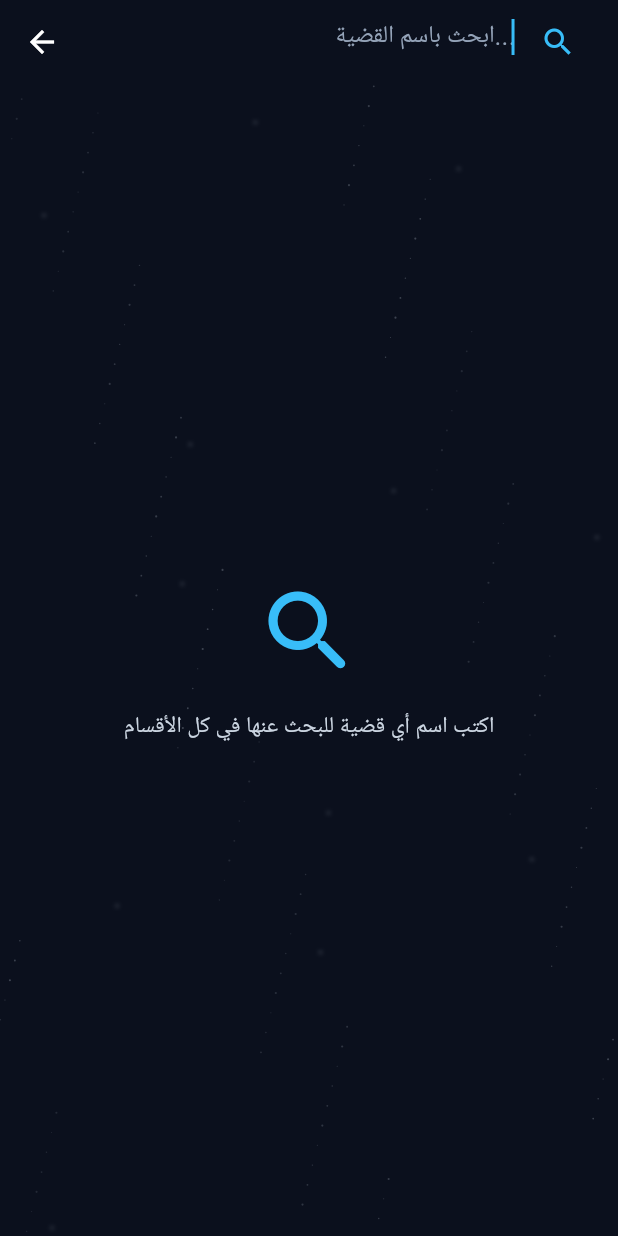
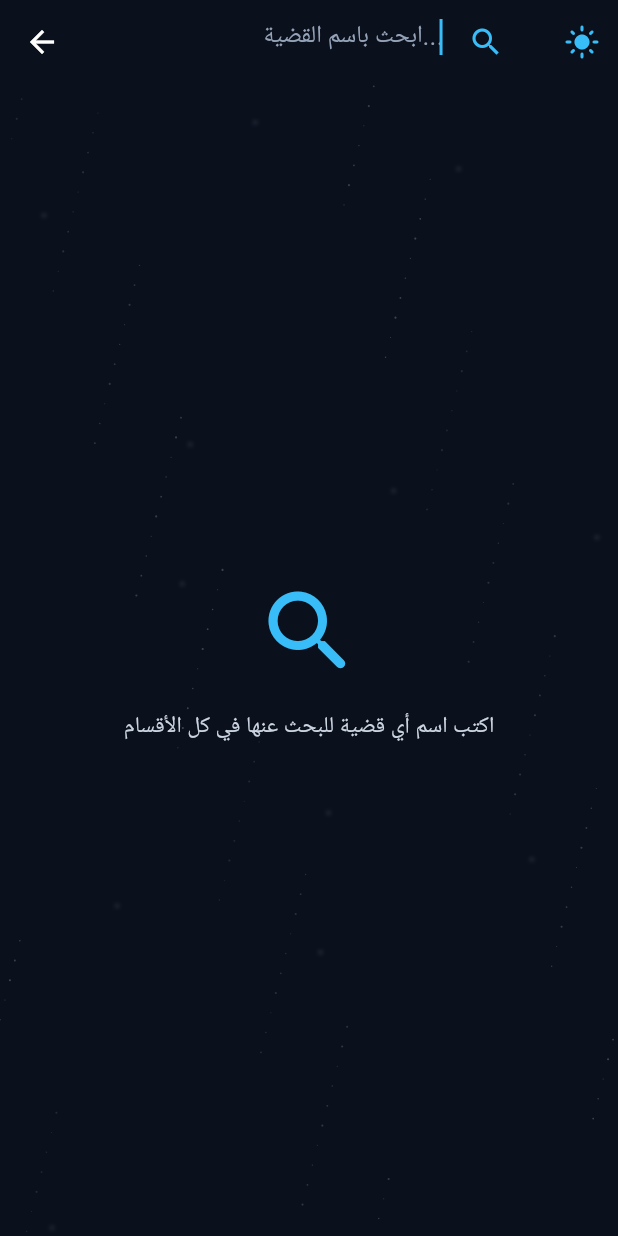
Before and after one commit to hebismail-sketch/learn_law, a Flutter app: the screen it shows after launch, after a tap on "ابحث عن أي قضية في التطبيق...", on a phone screen of 412 x 824 dp. Run offline on Flutter 3.47's test engine with Material 3 defaults, Android fonts, the phone set to English and light mode, and no system bars; our stand-ins replace connectivity_plus, drift, drift_flutter, flutter_bloc, get_it, supabase_flutter; accounts and stored records are empty; generated files the repository leaves out were written again.

Commit message:
Add app-wide light theme
Co-authored-by: Copilot <223556219+Copilot@users.noreply.github.com>

```diff
--- /dev/null
+++ b/lib/core/app_theme.dart
@@ -0,0 +1,92 @@
+import 'package:flutter/material.dart';
+
+class AppThemeController {
+  AppThemeController._();
+
+  static final ValueNotifier<bool> isLight = ValueNotifier(false);
+
+  static void toggle() => isLight.value = !isLight.value;
+}
+
+Widget rebuildWithAppTheme(WidgetBuilder builder) {
+  return ValueListenableBuilder<bool>(
+    valueListenable: AppThemeController.isLight,
+    builder: (context, _, _) => builder(context),
+  );
+}
+
+class AppColors {
+  AppColors._();
+
+  static const Color darkBackground = Color(0xFF0B101D);
+  static const Color darkSurface = Color(0xFF161F36);
+  static const Color darkRaisedSurface = Color(0xFF1E293B);
+  static const Color lightBackground = Color(0xFFF3F7FC);
+  static const Color lightSurface = Color(0xFFFFFFFF);
+  static const Color lightRaisedSurface = Color(0xFFEAF1FA);
+
+  static Color get background =>
+      AppThemeController.isLight.value ? lightBackground : darkBackground;
+  static Color get surface =>
+      AppThemeController.isLight.value ? lightSurface : darkSurface;
+  static Color get raisedSurface =>
+      AppThemeController.isLight.value ? lightRaisedSurface : darkRaisedSurface;
+  static Color get textPrimary =>
+      AppThemeController.isLight.value ? const Color(0xFF17243A) : Colors.white;
+  static Color get textSecondary => AppThemeController.isLight.value
+      ? const Color(0xFF475569)
+      : const Color(0xFFCBD5E1);
+  static Color get textMuted => AppThemeController.isLight.value
+      ? const Color(0xFF64748B)
+      : const Color(0xFF94A3B8);
+  static Color get border => AppThemeController.isLight.value
+      ? const Color(0xFFD6E1EF)
+      : const Color(0xFF3B4C7A);
+  static Color get appBar => background;
+  static Color get star => AppThemeController.isLight.value
+      ? const Color(0xFF94A3B8)
+      : const Color(0xFFCBD5E1);
+
+  static ThemeData get theme => ThemeData(
+    useMaterial3: true,
+    scaffoldBackgroundColor: background,
+    colorScheme: ColorScheme.fromSeed(
+      seedColor: const Color(0xFF0EA5E9),
+      brightness: AppThemeController.isLight.value
+          ? Brightness.light
+          : Brightness.dark,
+      surface: surface,
+    ),
+    appBarTheme: AppBarTheme(
+      backgroundColor: appBar,
+      foregroundColor: textPrimary,
+      surfaceTintColor: Colors.transparent,
+      elevation: 0,
+      scrolledUnderElevation: 0,
+    ),
+    textTheme: TextTheme(
+      bodyLarge: TextStyle(color: textPrimary),
+      bodyMedium: TextStyle(color: textSecondary),
+      bodySmall: TextStyle(color: textMuted),
+    ),
+  );
+}
+
+class ThemeToggleButton extends StatelessWidget {
+  const ThemeToggleButton({super.key});
+
+  @override
+  Widget build(BuildContext context) {
+    return ValueListenableBuilder<bool>(
+      valueListenable: AppThemeController.isLight,
+      builder: (context, isLight, _) => IconButton(
+        tooltip: isLight ? 'الوضع الداكن' : 'الوضع الفاتح',
+        onPressed: AppThemeController.toggle,
+        icon: Icon(
+          isLight ? Icons.dark_mode_rounded : Icons.light_mode_rounded,
+        ),
+        color: const Color(0xFF38BDF8),
+      ),
+    );
+  }
+}
--- a/lib/features/legal_cases/presentation/screens/categories_screen.dart
+++ b/lib/features/legal_cases/presentation/screens/categories_screen.dart
@@ -2,6 +2,7 @@ import 'dart:async';
 import 'package:flutter/material.dart';
 import 'package:flutter_bloc/flutter_bloc.dart';
 import 'package:supabase_flutter/supabase_flutter.dart';
+import '../../../../core/app_theme.dart';
 import '../../../../core/injection_container.dart';
 import '../bloc/legal_cubit.dart';
 import '../bloc/legal_state.dart';
@@ -80,11 +81,12 @@ class _CategoriesScreenState extends State<CategoriesScreen> {
 
   @override
   Widget build(BuildContext context) {
-    return Scaffold(
-      backgroundColor: const Color(0xFF0B101D),
+    return rebuildWithAppTheme(
+      (context) => Scaffold(
+        backgroundColor: AppColors.background,
         appBar: AppBar(
-        backgroundColor: const Color(0xFF0B101D),
-        foregroundColor: Colors.white,
+          backgroundColor: AppColors.appBar,
+          foregroundColor: AppColors.textPrimary,
           surfaceTintColor: Colors.transparent,
           // Secret tap gesture on the title
           title: GestureDetector(
@@ -97,6 +99,7 @@ class _CategoriesScreenState extends State<CategoriesScreen> {
           ),
           centerTitle: true,
           elevation: 0,
+          actions: const [ThemeToggleButton()],
         ),
         body: StarryBackground(
           child: Column(
@@ -105,7 +108,7 @@ class _CategoriesScreenState extends State<CategoriesScreen> {
               Padding(
                 padding: const EdgeInsets.fromLTRB(16.0, 12.0, 16.0, 4.0),
                 child: Material(
-                color: const Color(0xFF161F36),
+                  color: AppColors.surface,
                   borderRadius: BorderRadius.circular(28.0),
                   elevation: 5,
                   shadowColor: const Color(0xFF0EA5E9).withValues(alpha: 0.18),
@@ -132,10 +135,10 @@ class _CategoriesScreenState extends State<CategoriesScreen> {
                             color: Color(0xFF0EA5E9),
                           ),
                           const Spacer(),
-                        const Text(
+                          Text(
                             'ابحث عن أي قضية في التطبيق...',
                             style: TextStyle(
-                            color: Color(0xFFCBD5E1),
+                              color: AppColors.textSecondary,
                               fontSize: 14,
                             ),
                           ),
@@ -165,21 +168,27 @@ class _CategoriesScreenState extends State<CategoriesScreen> {
                     } else if (state is CategoriesLoaded) {
                       final categories = state.categories;
                       if (categories.isEmpty) {
-                      return const Center(
+                        return Center(
                           child: Text(
                             'لا توجد تصنيفات مضافة حالياً',
-                          style: TextStyle(color: Color(0xFFCBD5E1)),
+                            style: TextStyle(color: AppColors.textSecondary),
                           ),
                         );
                       }
                       return LayoutBuilder(
-                      builder: (context, constraints) => SingleChildScrollView(
+                        builder: (context, constraints) =>
+                            SingleChildScrollView(
                               child: ConstrainedBox(
                                 constraints: BoxConstraints(
                                   minHeight: constraints.maxHeight,
                                 ),
                                 child: Padding(
-                            padding: const EdgeInsets.fromLTRB(20, 18, 20, 66),
+                                  padding: const EdgeInsets.fromLTRB(
+                                    20,
+                                    18,
+                                    20,
+                                    66,
+                                  ),
                                   child: Column(
                                     mainAxisAlignment: MainAxisAlignment.center,
                                     children: [
@@ -198,8 +207,11 @@ class _CategoriesScreenState extends State<CategoriesScreen> {
                                               context,
                                               MaterialPageRoute(
                                                 builder: (_) => BlocProvider(
-                                            create: (_) => sl<LegalCubit>()
-                                              ..fetchSubcategories(category.id),
+                                                  create: (_) =>
+                                                      sl<LegalCubit>()
+                                                        ..fetchSubcategories(
+                                                          category.id,
+                                                        ),
                                                   child: SubcategoriesScreen(
                                                     category: category,
                                                   ),
@@ -229,6 +241,7 @@ class _CategoriesScreenState extends State<CategoriesScreen> {
             ],
           ),
         ),
+      ),
     );
   }
 }
--- a/lib/features/legal_cases/presentation/screens/global_search_screen.dart
+++ b/lib/features/legal_cases/presentation/screens/global_search_screen.dart
@@ -1,6 +1,7 @@
 import 'dart:async';
 import 'package:flutter/material.dart';
 import 'package:flutter_bloc/flutter_bloc.dart';
+import '../../../../core/app_theme.dart';
 import '../../../../core/injection_container.dart';
 import '../../../../core/sync/local_data_source.dart';
 import '../../domain/entities/legal_case_entity.dart';
@@ -84,22 +85,23 @@ class _GlobalSearchScreenState extends State<GlobalSearchScreen> {
 
   @override
   Widget build(BuildContext context) {
-    return Scaffold(
-      backgroundColor: const Color(0xFF0B101D),
+    return rebuildWithAppTheme(
+      (context) => Scaffold(
+        backgroundColor: AppColors.background,
         appBar: AppBar(
-        backgroundColor: const Color(0xFF0B101D),
-        foregroundColor: Colors.white,
+          backgroundColor: AppColors.appBar,
+          foregroundColor: AppColors.textPrimary,
           surfaceTintColor: Colors.transparent,
           title: TextField(
             controller: _searchController,
             autofocus: true,
             textAlign: TextAlign.right,
-          style: const TextStyle(color: Colors.white),
+            style: TextStyle(color: AppColors.textPrimary),
             cursorColor: const Color(0xFF38BDF8),
             decoration: InputDecoration(
               hintText: 'ابحث باسم القضية...',
               border: InputBorder.none,
-            hintStyle: const TextStyle(color: Color(0xFF94A3B8)),
+              hintStyle: TextStyle(color: AppColors.textMuted),
               suffixIcon: _searchController.text.isNotEmpty
                   ? IconButton(
                       icon: const Icon(Icons.clear, color: Color(0xFF94A3B8)),
@@ -113,8 +115,10 @@ class _GlobalSearchScreenState extends State<GlobalSearchScreen> {
             onChanged: _onSearchChanged,
           ),
           elevation: 0,
+          actions: const [ThemeToggleButton()],
         ),
         body: StarryBackground(child: _buildBody()),
+      ),
     );
   }
 
@@ -138,7 +142,7 @@ class _GlobalSearchScreenState extends State<GlobalSearchScreen> {
             const SizedBox(height: 16),
             Text(
               'اكتب اسم أي قضية للبحث عنها في كل الأقسام',
-              style: const TextStyle(fontSize: 15, color: Color(0xFFCBD5E1)),
+              style: TextStyle(fontSize: 15, color: AppColors.textSecondary),
             ),
           ],
         ),
@@ -156,12 +160,12 @@ class _GlobalSearchScreenState extends State<GlobalSearchScreen> {
               color: Color(0xFF64748B),
             ),
             const SizedBox(height: 16),
-            const Text(
+            Text(
               'لم يتم العثور على أي نتائج مطابقة',
               style: TextStyle(
                 fontSize: 16,
                 fontWeight: FontWeight.bold,
-                color: Color(0xFFCBD5E1),
+                color: AppColors.textSecondary,
               ),
             ),
           ],
@@ -185,9 +189,9 @@ class _GlobalSearchScreenState extends State<GlobalSearchScreen> {
         return Container(
           margin: const EdgeInsets.only(bottom: 14.0),
           decoration: BoxDecoration(
-            color: const Color(0xFF161F36),
+            color: AppColors.surface,
             borderRadius: BorderRadius.circular(28.0),
-            border: Border.all(color: const Color(0xFF35425D)),
+            border: Border.all(color: AppColors.border),
             boxShadow: [
               BoxShadow(
                 color: Colors.black.withValues(alpha: 0.25),
@@ -212,7 +216,7 @@ class _GlobalSearchScreenState extends State<GlobalSearchScreen> {
               trailing: Container(
                 padding: const EdgeInsets.all(11),
                 decoration: BoxDecoration(
-                  color: const Color(0xFF202B43),
+                  color: AppColors.raisedSurface,
                   shape: BoxShape.circle,
                   border: Border.all(
                     color: const Color(0xFF38BDF8).withValues(alpha: 0.45),
@@ -227,10 +231,10 @@ class _GlobalSearchScreenState extends State<GlobalSearchScreen> {
               title: Text(
                 legalCaseEntity.name,
                 textAlign: TextAlign.right,
-                style: const TextStyle(
+                style: TextStyle(
                   fontWeight: FontWeight.bold,
                   fontSize: 16,
-                  color: Colors.white,
+                  color: AppColors.textPrimary,
                 ),
               ),
               subtitle: Column(
@@ -244,9 +248,9 @@ class _GlobalSearchScreenState extends State<GlobalSearchScreen> {
                       textAlign: TextAlign.right,
                       maxLines: 1,
                       overflow: TextOverflow.ellipsis,
-                      style: const TextStyle(
+                      style: TextStyle(
                         fontSize: 12,
-                        color: Color(0xFFCBD5E1),
+                        color: AppColors.textSecondary,
                       ),
                     ),
                   ],
--- a/lib/features/legal_cases/presentation/widgets/starry_background.dart
+++ b/lib/features/legal_cases/presentation/widgets/starry_background.dart
@@ -1,4 +1,6 @@
 import 'package:flutter/material.dart';
+
+import '../../../../core/app_theme.dart';
 
 class StarryBackground extends StatelessWidget {
   final Widget child;
@@ -10,7 +12,13 @@ class StarryBackground extends StatelessWidget {
     return Stack(
       fit: StackFit.expand,
       children: [
-        const CustomPaint(painter: _StarsPainter()),
+        ValueListenableBuilder<bool>(
+          valueListenable: AppThemeController.isLight,
+          builder: (context, isLight, _) => ColoredBox(
+            color: AppColors.background,
+            child: CustomPaint(painter: _StarsPainter(isLight)),
+          ),
+        ),
         child,
       ],
     );
@@ -18,22 +26,27 @@ class StarryBackground extends StatelessWidget {
 }
 
 class _StarsPainter extends CustomPainter {
-  const _StarsPainter();
+  final bool isLight;
+
+  const _StarsPainter(this.isLight);
 
   @override
   void paint(Canvas canvas, Size size) {
-    final paint = Paint()..color = const Color(0xFFCBD5E1);
+    final starColor = isLight
+        ? const Color(0xFF7C91AC)
+        : const Color(0xFFCBD5E1);
+    final paint = Paint()..color = starColor;
     for (var index = 0; index < 150; index++) {
       final x = ((index * 67 + 19) % 997) / 997 * size.width;
       final y = ((index * 131 + 47) % 991) / 991 * size.height;
       final radius = 0.35 + (index % 4) * 0.12;
       final opacity = 0.12 + (index % 5) * 0.035;
-      paint.color = const Color(0xFFCBD5E1).withValues(alpha: opacity);
+      paint.color = starColor.withValues(alpha: opacity * (isLight ? 0.42 : 1));
       canvas.drawCircle(Offset(x, y), radius, paint);
     }
 
     final glowPaint = Paint()
-      ..color = const Color(0xFFCBD5E1).withValues(alpha: 0.28)
+      ..color = starColor.withValues(alpha: isLight ? 0.13 : 0.28)
       ..maskFilter = const MaskFilter.blur(BlurStyle.normal, 1.5);
     for (var index = 0; index < 12; index++) {
       final x = ((index * 223 + 71) % 997) / 997 * size.width;
@@ -43,5 +56,6 @@ class _StarsPainter extends CustomPainter {
   }
 
   @override
-  bool shouldRepaint(covariant CustomPainter oldDelegate) => false;
+  bool shouldRepaint(covariant _StarsPainter oldDelegate) =>
+      oldDelegate.isLight != isLight;
 }
--- a/lib/main.dart
+++ b/lib/main.dart
@@ -1,6 +1,7 @@
 import 'package:flutter/material.dart';
 import 'package:flutter_bloc/flutter_bloc.dart';
 import 'package:supabase_flutter/supabase_flutter.dart';
+import 'core/app_theme.dart';
 import 'core/injection_container.dart';
 import 'core/sync/sync_manager.dart';
 import 'core/sync/sync_types.dart';
@@ -10,12 +11,10 @@ import 'features/legal_cases/presentation/screens/categories_screen.dart';
 void main() async {
   WidgetsFlutterBinding.ensureInitialized();
 
-
   await Supabase.initialize(
     url: 'https://ptsfjeersiesgjtvcjkh.supabase.co',
     anonKey: 'sb_publishable_XkB0rrhhqcw9A3xcJzc9Dg_5ZtCfy6O',
   );
-
 
   await initDependencies();
 
@@ -40,17 +39,17 @@ class MyApp extends StatelessWidget {
 
   @override
   Widget build(BuildContext context) {
-    return MaterialApp(
+    return ValueListenableBuilder<bool>(
+      valueListenable: AppThemeController.isLight,
+      builder: (context, isLight, _) => MaterialApp(
         debugShowCheckedModeBanner: false,
         title: 'الدليل القانوني',
-      theme: ThemeData(
-        primarySwatch: Colors.blue,
-        useMaterial3: true,
-      ),
+        theme: AppColors.theme,
         home: BlocProvider(
           create: (_) => sl<LegalCubit>(),
           child: const CategoriesScreen(),
         ),
+      ),
     );
   }
 }
```
Also changed, not shown: lib/features/legal_cases/presentation/screens/case_roadmap_screen.dart (+34 -24 lines), lib/features/legal_cases/presentation/screens/legal_cases_screen.dart (+14 -8 lines), lib/features/legal_cases/presentation/screens/subcategories_screen.dart (+10 -6 lines), lib/features/legal_cases/presentation/widgets/roadmap_list_tile.dart (+8 -7 lines), 1 other file. Lines whose indentation alone changed are shown as unchanged.
